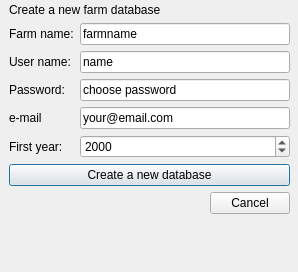
This is widgets/create_farm_popup_base.ui in axelande/geodatafarm3 as Qt 5 draws it before an edit. The edited form follows.
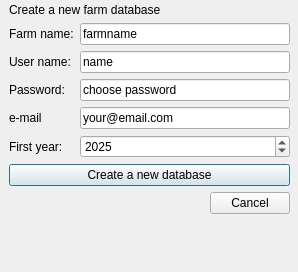
This is the edited form.

Commit message: Changed from QDateEdit to spinBox for obtaining start year

The edit to the form file:
```diff
--- a/widgets/create_farm_popup_base.ui
+++ b/widgets/create_farm_popup_base.ui
@@ -93,13 +93,6 @@
       </property>
      </widget>
     </item>
-    <item row="5" column="1">
-     <widget class="QDateEdit" name="DEFirstYear">
-      <property name="displayFormat">
-       <string>yyyy</string>
-      </property>
-     </widget>
-    </item>
     <item row="6" column="0" colspan="2">
      <widget class="QPushButton" name="PBCreateDatabase">
       <property name="enabled">
@@ -123,6 +116,19 @@
       </property>
      </widget>
     </item>
+    <item row="5" column="1">
+     <widget class="QSpinBox" name="DEFirstYear">
+      <property name="minimum">
+       <number>2000</number>
+      </property>
+      <property name="maximum">
+       <number>2050</number>
+      </property>
+      <property name="value">
+       <number>2025</number>
+      </property>
+     </widget>
+    </item>
    </layout>
   </widget>
  </widget>
```
The commit also changes 1 other file.
